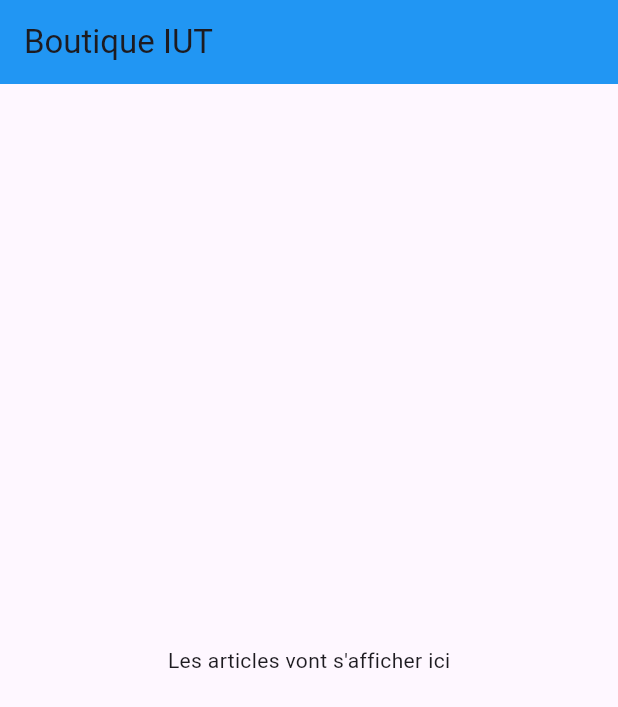
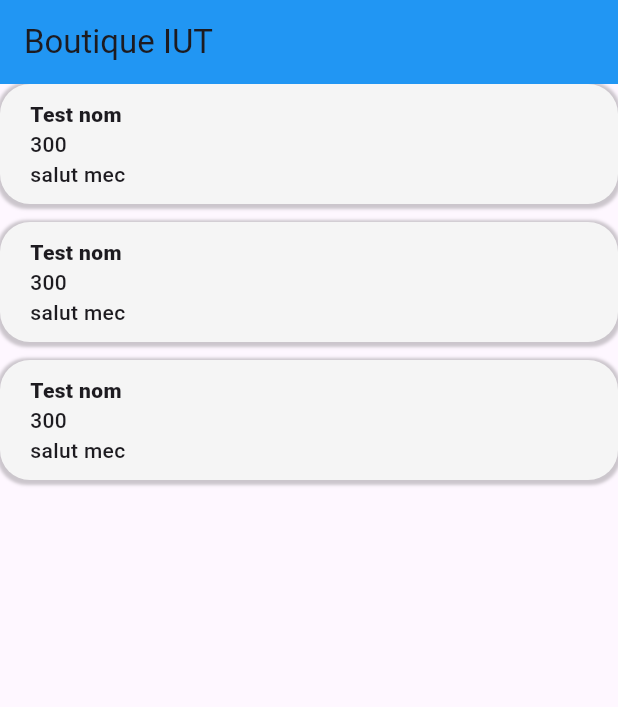
Before and after one commit to LevitreMathys/ERPIUT, a Flutter app: the screen it shows after launch, on a phone screen of 412 x 824 dp. Shown: the top 707 px of the screen. Run offline on Flutter 3.47's test engine with Material 3 defaults, Android fonts, the phone set to English and light mode, and no system bars.

Commit message:
ton message

```diff
--- /dev/null
+++ b/lib/Components/ArticleCard.dart
@@ -0,0 +1,49 @@
+import 'package:flutter/material.dart';
+
+class ArticleCard extends StatelessWidget {
+  final String? urlImg;
+  final String name;
+  final String price;
+  final String description;
+
+  const ArticleCard({
+    this.urlImg,
+    required this.name,
+    required this.price,
+    required this.description,
+  });
+
+  @override
+  Widget build(BuildContext context) {
+    return Container(
+      decoration: BoxDecoration(
+        color: Color(0xFFF5F5F5),
+        boxShadow: [
+          BoxShadow(
+            color: Colors.black.withOpacity(0.2), // couleur de l'ombre
+            blurRadius: 1, // flou
+            spreadRadius: 2, // expansion
+            offset: Offset(0, 1), // décalage (x, y)
+          ),
+        ],
+        borderRadius: BorderRadius.circular(20),
+      ),
+      padding: EdgeInsets.fromLTRB(20, 10, 20, 10),
+      child: Row(
+        children: [
+          Column(
+            crossAxisAlignment: CrossAxisAlignment.start,
+            children: [
+              Text(this.name, style: TextStyle(fontWeight: FontWeight.w900)),
+              Text(this.price, style: TextStyle(fontWeight: FontWeight.w500)),
+              Text(
+                this.description,
+                style: TextStyle(fontWeight: FontWeight.w500),
+              ),
+            ],
+          ),
+        ],
+      ),
+    );
+  }
+}
--- /dev/null
+++ b/lib/Components/ListArticleCard.dart
@@ -0,0 +1,16 @@
+import 'package:flutter/material.dart';
+import 'package:frontenderp/Components/ArticleCard.dart';
+
+class ListArticleCard extends StatelessWidget {
+  @override
+  Widget build(BuildContext context) {
+    return Column(
+      spacing: 12,
+      children: [
+        ArticleCard(name: "Test nom", price: "300", description: "salut mec"),
+        ArticleCard(name: "Test nom", price: "300", description: "salut mec"),
+        ArticleCard(name: "Test nom", price: "300", description: "salut mec"),
+      ],
+    );
+  }
+}
--- a/lib/Pages/HomePage.dart
+++ b/lib/Pages/HomePage.dart
@@ -1,8 +1,13 @@
 import 'package:flutter/material.dart';
+import 'package:frontenderp/Components/ListArticleCard.dart';
 
 class Homepage extends StatelessWidget {
   @override
   Widget build(BuildContext context) {
-    return Center(child: Text("Les articles vont s'afficher ici"));
+    return Center(
+      child: /*Text("Les articles vont s'afficher ici")*/ Column(
+        children: [ListArticleCard()],
+      ),
+    );
   }
 }
```
Also changed, not shown: lib/data.json (added, +37 -0 lines).
